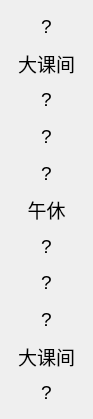
Above: schedule.ui from ooorange-git/SmartSchedule before the change. Below: the same form after it.
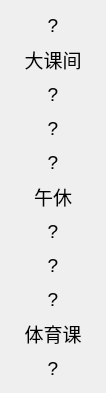
That is the form after the change. Icons and pictures are not drawn.

What changed in the file:
```diff
--- a/schedule.ui
+++ b/schedule.ui
@@ -6,13 +6,20 @@
    <rect>
     <x>0</x>
     <y>0</y>
-    <width>93</width>
-    <height>419</height>
+    <width>106</width>
+    <height>393</height>
    </rect>
   </property>
+  <property name="minimumSize">
+   <size>
+    <width>0</width>
+    <height>0</height>
+   </size>
+  </property>
   <property name="font">
    <font>
     <pointsize>14</pointsize>
+    <stylestrategy>PreferAntialias</stylestrategy>
    </font>
   </property>
   <property name="windowTitle">
@@ -22,11 +29,20 @@
    <iconset resource="icon.qrc">
     <normaloff>:/icon/mainIcon.ico</normaloff>:/icon/mainIcon.ico</iconset>
   </property>
+  <property name="styleSheet">
+   <string notr="true"/>
+  </property>
   <layout class="QVBoxLayout" name="verticalLayout_2">
    <item>
     <layout class="QVBoxLayout" name="verticalLayout">
      <item>
       <widget class="QLabel" name="C1">
+       <property name="font">
+        <font>
+         <pointsize>14</pointsize>
+         <stylestrategy>PreferAntialias</stylestrategy>
+        </font>
+       </property>
        <property name="text">
         <string>?</string>
        </property>
@@ -37,6 +53,12 @@
      </item>
      <item>
       <widget class="QLabel" name="BB1">
+       <property name="font">
+        <font>
+         <pointsize>14</pointsize>
+         <stylestrategy>PreferAntialias</stylestrategy>
+        </font>
+       </property>
        <property name="text">
         <string>大课间</string>
        </property>
@@ -47,6 +69,12 @@
      </item>
      <item>
       <widget class="QLabel" name="C2">
+       <property name="font">
+        <font>
+         <pointsize>14</pointsize>
+         <stylestrategy>PreferAntialias</stylestrategy>
+        </font>
+       </property>
        <property name="text">
         <string>?</string>
        </property>
@@ -57,6 +85,12 @@
      </item>
      <item>
       <widget class="QLabel" name="C3">
+       <property name="font">
+        <font>
+         <pointsize>14</pointsize>
+         <stylestrategy>PreferAntialias</stylestrategy>
+        </font>
+       </property>
        <property name="text">
         <string>?</string>
        </property>
@@ -67,6 +101,12 @@
      </item>
      <item>
       <widget class="QLabel" name="C4">
+       <property name="font">
+        <font>
+         <pointsize>14</pointsize>
+         <stylestrategy>PreferAntialias</stylestrategy>
+        </font>
+       </property>
        <property name="text">
         <string>?</string>
        </property>
@@ -77,6 +117,13 @@
      </item>
      <item>
       <widget class="QLabel" name="Noon">
+       <property name="font">
+        <font>
+         <pointsize>14</pointsize>
+         <bold>false</bold>
+         <stylestrategy>PreferAntialias</stylestrategy>
+        </font>
+       </property>
        <property name="text">
         <string>午休</string>
        </property>
@@ -87,6 +134,12 @@
      </item>
      <item>
       <widget class="QLabel" name="C5">
+       <property name="font">
+        <font>
+         <pointsize>14</pointsize>
+         <stylestrategy>PreferAntialias</stylestrategy>
+        </font>
+       </property>
        <property name="text">
         <string>?</string>
        </property>
@@ -97,6 +150,12 @@
      </item>
      <item>
       <widget class="QLabel" name="C6">
+       <property name="font">
+        <font>
+         <pointsize>14</pointsize>
+         <stylestrategy>PreferAntialias</stylestrategy>
+        </font>
+       </property>
        <property name="text">
         <string>?</string>
        </property>
@@ -107,6 +166,12 @@
      </item>
      <item>
       <widget class="QLabel" name="C7">
+       <property name="font">
+        <font>
+         <pointsize>14</pointsize>
+         <stylestrategy>PreferAntialias</stylestrategy>
+        </font>
+       </property>
        <property name="text">
         <string>?</string>
        </property>
@@ -117,8 +182,14 @@
      </item>
      <item>
       <widget class="QLabel" name="BB2">
+       <property name="font">
+        <font>
+         <pointsize>14</pointsize>
+         <stylestrategy>PreferAntialias</stylestrategy>
+        </font>
+       </property>
        <property name="text">
-        <string>大课间</string>
+        <string>体育课</string>
        </property>
        <property name="alignment">
         <set>Qt::AlignCenter</set>
@@ -130,6 +201,18 @@
        <property name="enabled">
         <bool>true</bool>
        </property>
+       <property name="minimumSize">
+        <size>
+         <width>0</width>
+         <height>0</height>
+        </size>
+       </property>
+       <property name="font">
+        <font>
+         <pointsize>14</pointsize>
+         <stylestrategy>PreferAntialias</stylestrategy>
+        </font>
+       </property>
        <property name="text">
         <string>?</string>
        </property>
```
Left out of the diff: 6 changed lines with no effect on the pictures.
